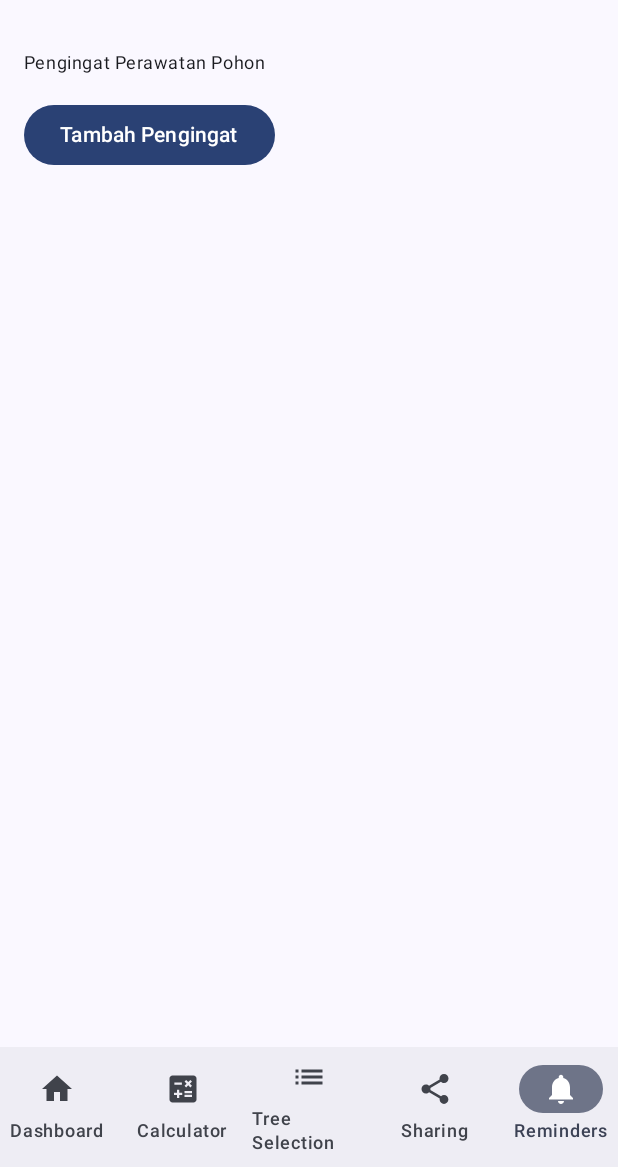
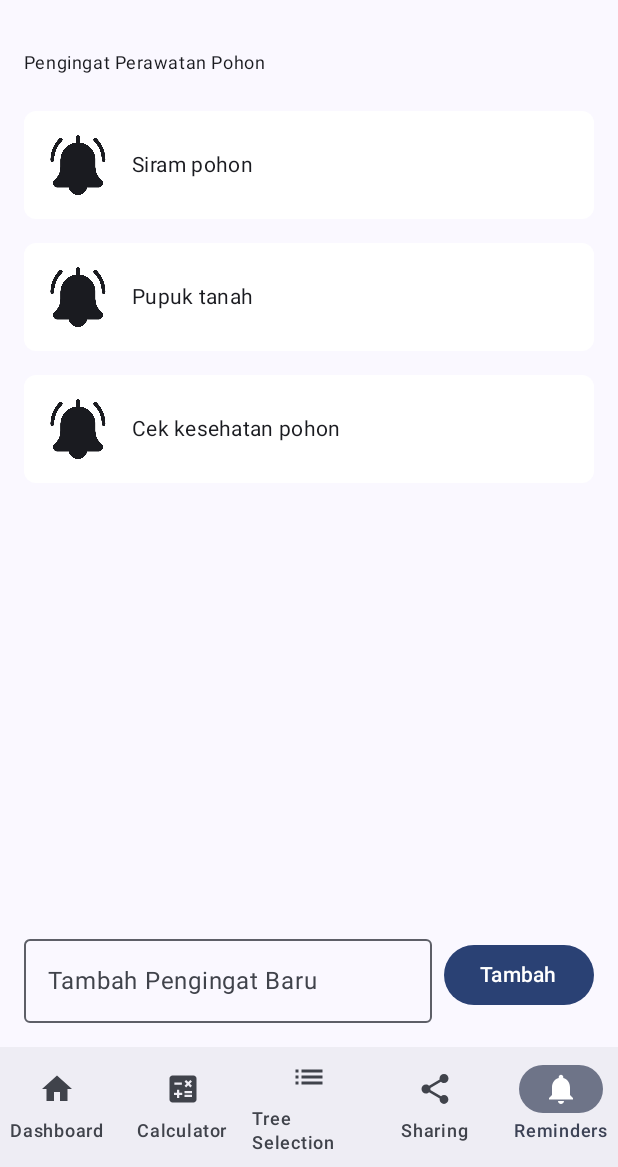
Before and after one commit to Aldoptma0704/Tree-Lover, an Android app built with Jetpack Compose: the MainActivity screen opened directly, with no data from a screen before it, item 5 of the bottom bar chosen, on a phone screen of 412 x 824 dp, the part 69-1236 px from its top. Run offline under Robolectric (Android 15) with nearby library versions, the phone set to English and light mode, and no system bars.

Commit message:
sharing dan pengingat

```diff
--- a/app/build.gradle.kts
+++ b/app/build.gradle.kts
@@ -61,6 +61,7 @@ dependencies {
     implementation("androidx.navigation:navigation-compose:2.5.3")
     implementation("androidx.hilt:hilt-navigation-compose:1.0.0")
     implementation("androidx.compose.material:material-icons-extended:1.3.1")
+    implementation ("androidx.work:work-runtime:2.7.0")
     implementation("androidx.appcompat:appcompat:1.7.0")
     testImplementation("junit:junit:4.13.2")
     androidTestImplementation("androidx.test.ext:junit:1.1.5")
--- a/app/src/main/java/com/example/treelover/TreeCareReminderScreen.kt
+++ b/app/src/main/java/com/example/treelover/TreeCareReminderScreen.kt
@@ -1,26 +1,110 @@
 package com.example.treelover
 
+import androidx.compose.foundation.background
 import androidx.compose.foundation.layout.*
+import androidx.compose.foundation.lazy.LazyColumn
+import androidx.compose.foundation.lazy.items
+import androidx.compose.foundation.shape.RoundedCornerShape
 import androidx.compose.material3.*
 import androidx.compose.runtime.*
+import androidx.compose.ui.Alignment
 import androidx.compose.ui.Modifier
+import androidx.compose.ui.graphics.Color
+import androidx.compose.ui.res.painterResource
 import androidx.compose.ui.unit.dp
+import kotlinx.coroutines.delay
 
 @ExperimentalMaterial3Api
 @Composable
 fun TreeCareReminderScreen() {
+    var reminders by remember { mutableStateOf(listOf("Siram pohon", "Pupuk tanah", "Cek kesehatan pohon")) }
+    var newReminderText by remember { mutableStateOf("") }
+    var showSnackbar by remember { mutableStateOf(false) }
+
     Column(
-        modifier = Modifier.fillMaxSize().padding(16.dp)
+        modifier = Modifier
+            .fillMaxSize()
+            .padding(16.dp)
     ) {
         Text(
             text = "Pengingat Perawatan Pohon",
             style = MaterialTheme.typography.bodySmall
         )
         Spacer(modifier = Modifier.height(16.dp))
-        // List of reminders
-        // Implementasi daftar pengingat dan notifikasi
-        Button(onClick = { /* Handle add reminder */ }) {
-            Text("Tambah Pengingat")
+
+        // Daftar pengingat
+        LazyColumn(
+            modifier = Modifier
+                .weight(1f)
+                .fillMaxWidth()
+        ) {
+            items(reminders) { reminder ->
+                ReminderItem(reminder = reminder)
+            }
+        }
+
+        // Input baru dan tombol tambah pengingat
+        Row(
+            verticalAlignment = Alignment.CenterVertically,
+            modifier = Modifier.fillMaxWidth()
+        ) {
+            OutlinedTextField(
+                value = newReminderText,
+                onValueChange = { newReminderText = it },
+                label = { Text("Tambah Pengingat Baru") },
+                modifier = Modifier
+                    .weight(1f)
+                    .padding(end = 8.dp)
+            )
+            Button(
+                onClick = {
+                    if (newReminderText.isNotBlank()) {
+                        reminders = reminders + newReminderText
+                        newReminderText = ""
+                        showSnackbar = true // Tampilkan Snackbar setelah menambahkan pengingat
+                    }
+                }
+            ) {
+                Text("Tambah")
+            }
+        }
+
+        // Snackbar untuk notifikasi penambahan pengingat
+        if (showSnackbar) {
+            Snackbar(
+                modifier = Modifier.padding(16.dp)
+            ) {
+                Text("Pengingat \"$newReminderText\" ditambahkan!")
+            }
+            LaunchedEffect(Unit) {
+                // Setelah Snackbar ditampilkan, atur kembali nilai showSnackbar menjadi false setelah beberapa detik
+                delay(3000) // Tunggu 3 detik
+                showSnackbar = false
+            }
         }
     }
 }
+
+@Composable
+fun ReminderItem(reminder: String) {
+    Row(
+        verticalAlignment = Alignment.CenterVertically,
+        modifier = Modifier
+            .fillMaxWidth()
+            .padding(vertical = 8.dp)
+            .background(Color.White, shape = RoundedCornerShape(8.dp))
+            .padding(16.dp)
+    ) {
+        Icon(
+            painter = painterResource(id = R.drawable.bell),
+            contentDescription = "Reminder Icon",
+            modifier = Modifier.size(40.dp)
+        )
+        Spacer(modifier = Modifier.width(16.dp))
+        Text(
+            text = reminder,
+            style = MaterialTheme.typography.bodyMedium,
+            modifier = Modifier.weight(1f)
+        )
+    }
+}
```
Also changed, not shown: app/src/main/java/com/example/treelover/SocialSharingScreen.kt (+53 -4 lines), app/src/main/res/drawable-nodpi/bell.png (added), app/src/main/res/drawable-nodpi/pohon.png (added).
